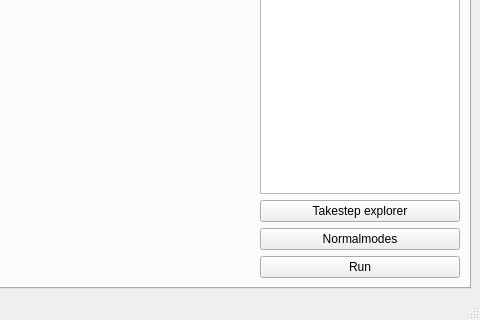
Qt form pele/gui/MainWindow.ui (pele-python/pele) before a commit; both pictures show x 359 to 839 and y 303 to 623 of the 839 by 623 pixel window.
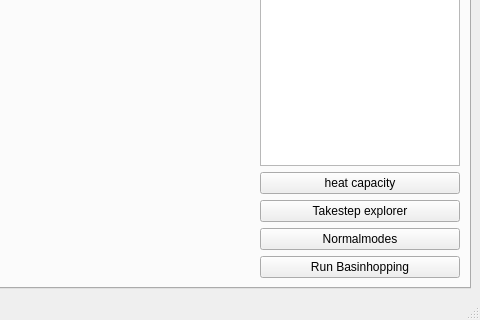
The same form after that commit. Custom widgets are drawn as their Qt base class.

Commit message:
add heat capacity viewer to the database
This will calculate thermodynamic quantities for the minima then compute
and plot the heat capacity

```diff
--- a/pele/gui/MainWindow.ui
+++ b/pele/gui/MainWindow.ui
@@ -91,6 +91,13 @@
               </attribute>
              </widget>
             </item>
+            <item>
+             <widget class="QPushButton" name="btn_heat_capacity">
+              <property name="text">
+               <string>heat capacity</string>
+              </property>
+             </widget>
+            </item>
             <item>
              <widget class="QPushButton" name="pushTakestepExplorer">
               <property name="text">
@@ -111,7 +118,7 @@
                <string>&lt;html&gt;&lt;head/&gt;&lt;body&gt;&lt;p&gt;Start a short basinhopping run&lt;/p&gt;&lt;/body&gt;&lt;/html&gt;</string>
               </property>
               <property name="text">
-               <string>Run</string>
+               <string>Run Basinhopping</string>
               </property>
              </widget>
             </item>
```
The commit also changes 6 other files.
